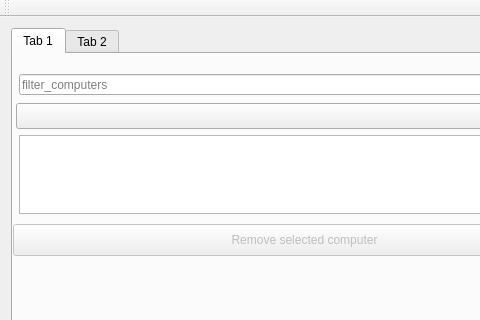
First picture: the form in vika3/week3/mainwindow.ui, repository axelboga/hopur32, before the edit; both pictures show x 0 to 480 and y 0 to 320 of the 598 by 650 pixel window.
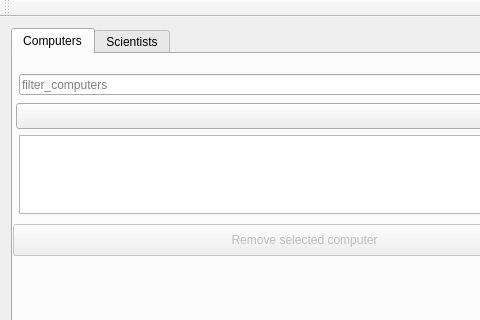
Second picture: the form after the edit.

Commit message: breyta nafni a tabs

What changed in the file:
```diff
--- a/vika3/week3/mainwindow.ui
+++ b/vika3/week3/mainwindow.ui
@@ -16,13 +16,19 @@
   <widget class="QWidget" name="centralWidget">
    <layout class="QVBoxLayout" name="verticalLayout_6">
     <item>
-     <widget class="QTabWidget" name="tabWidget">
+     <widget class="QTabWidget" name="tabs">
+      <property name="tabShape">
+       <enum>QTabWidget::Rounded</enum>
+      </property>
       <property name="currentIndex">
        <number>0</number>
       </property>
+      <property name="tabsClosable">
+       <bool>false</bool>
+      </property>
       <widget class="QWidget" name="tab_computer">
        <attribute name="title">
-        <string>Tab 1</string>
+        <string>Computers</string>
        </attribute>
        <widget class="QLineEdit" name="input_computer_was_built">
         <property name="geometry">
@@ -271,7 +277,7 @@
       </widget>
       <widget class="QWidget" name="tab_scientist">
        <attribute name="title">
-        <string>Tab 2</string>
+        <string>Scientists</string>
        </attribute>
       </widget>
      </widget>
```
